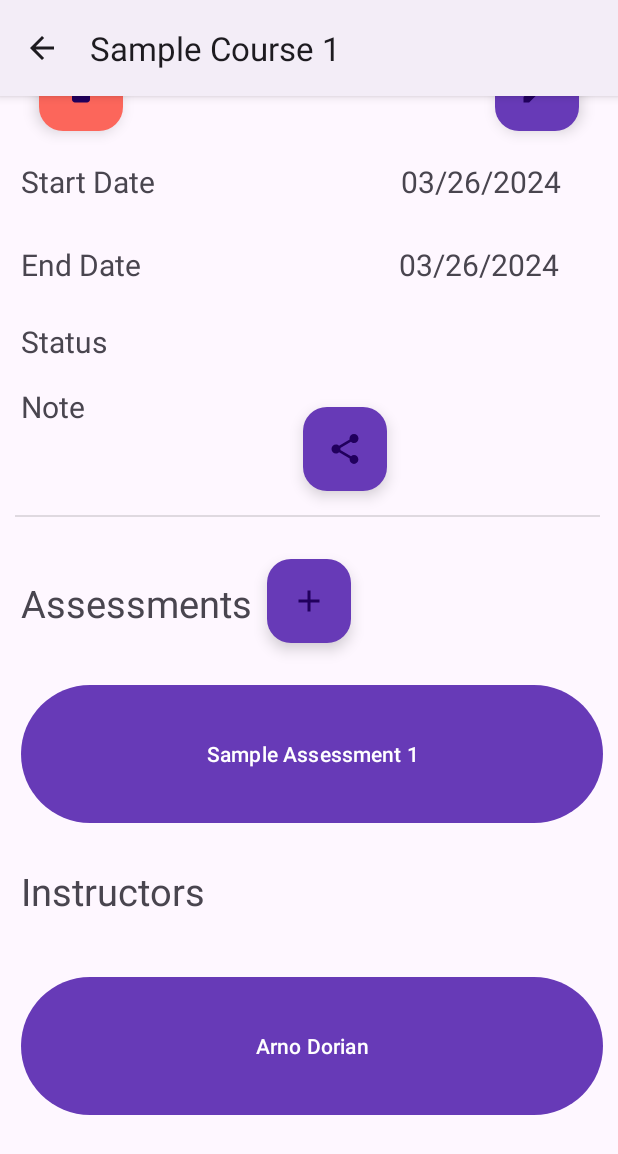
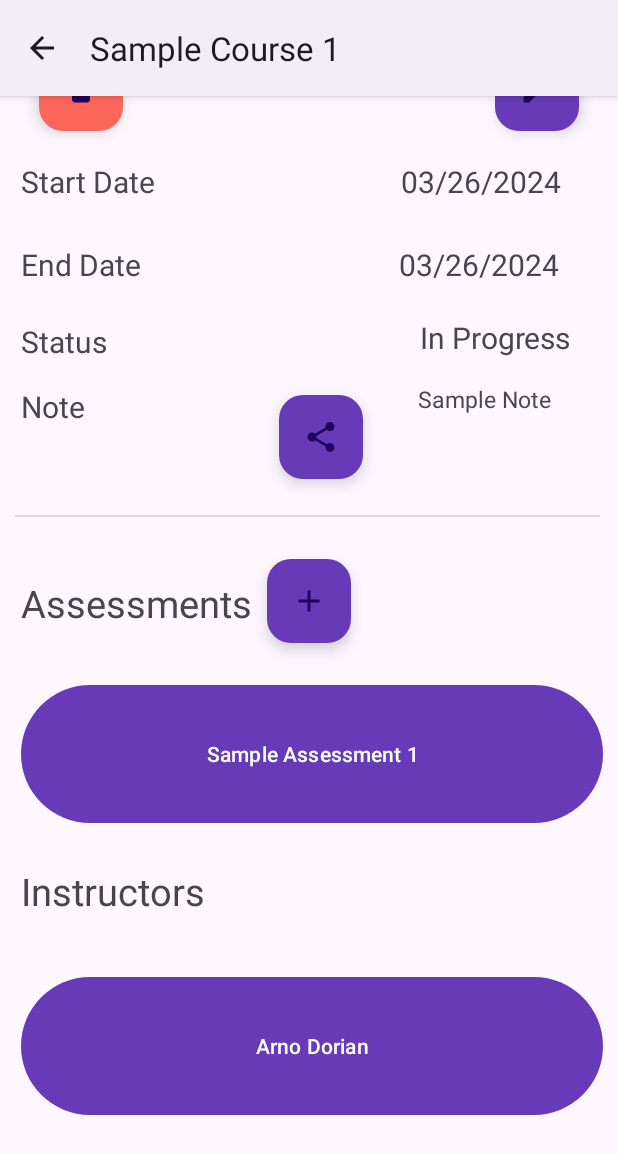
Before and after one commit to Xander180/SchoolTracker, an Android app: the CoursesListActivity screen opened directly, with no data from a screen before it, after a tap on an icon or button, on a phone screen of 412 x 824 dp. Shown: the top 1154 px of the screen. Run offline under Robolectric (Android 15) with nearby library versions, the phone set to English and light mode, and no system bars; our stand-ins replace Room's generated code.

Commit message:
Data transfers between CourseDetailsActivity and CourseEditActivity when needed

```diff
--- a/app/src/main/java/com/wguc196/schooltracker/UI/CourseAdapter.java
+++ b/app/src/main/java/com/wguc196/schooltracker/UI/CourseAdapter.java
@@ -42,7 +42,7 @@ public class CourseAdapter extends RecyclerView.Adapter<CourseAdapter.CourseView
                     intent.putExtra("title", current.getTitle());
                     intent.putExtra("startDate", TextFormatting.fullDateFormat.format(current.getStartDate()));
                     intent.putExtra("endDate", TextFormatting.fullDateFormat.format(current.getEndDate()));
-                    intent.putExtra("courseStatus", current.getCourseStatus());
+                    intent.putExtra("courseStatus", current.getCourseStatus().toString());
                     if (current.getNote() != null) {
                         intent.putExtra("note", current.getNote());
                     } else {
--- a/app/src/main/java/com/wguc196/schooltracker/database/SchoolDatabaseBuilder.java
+++ b/app/src/main/java/com/wguc196/schooltracker/database/SchoolDatabaseBuilder.java
@@ -17,7 +17,7 @@ import com.wguc196.schooltracker.entities.Instructor;
 import com.wguc196.schooltracker.entities.Term;
 import com.wguc196.schooltracker.helpers.DateConverter;
 
-@Database(entities = {Term.class, Course.class, Assessment.class, Instructor.class}, version = 3, exportSchema = false)
+@Database(entities = {Term.class, Course.class, Assessment.class, Instructor.class}, version = 4, exportSchema = false)
 @TypeConverters(DateConverter.class)
 public abstract class SchoolDatabaseBuilder extends RoomDatabase {
     public abstract TermDAO termDAO();
--- a/app/src/main/java/com/wguc196/schooltracker/helpers/SampleData.java
+++ b/app/src/main/java/com/wguc196/schooltracker/helpers/SampleData.java
@@ -38,9 +38,9 @@ public class SampleData {
     public static List<Course> getCourses() {
         List<Course> sampleCourses = new ArrayList<>();
 
-        sampleCourses.add(new Course(10000, SAMPLE_COURSE_TITLE + " 1", getDate(0), getDate(10), CourseStatus.IN_PROGRESS, "", 10000));
-        sampleCourses.add(new Course(10001, SAMPLE_COURSE_TITLE + " 2", getDate(-100), getDate(10), CourseStatus.IN_PROGRESS, "", 10001));
-        sampleCourses.add(new Course(10002, SAMPLE_COURSE_TITLE + " 3", getDate(-1000), getDate(10), CourseStatus.IN_PROGRESS, "", 10002));
+        sampleCourses.add(new Course(10000, SAMPLE_COURSE_TITLE + " 1", getDate(0), getDate(10), CourseStatus.IN_PROGRESS, "Sample Note", 10000));
+        sampleCourses.add(new Course(10001, SAMPLE_COURSE_TITLE + " 2", getDate(-100), getDate(10), CourseStatus.IN_PROGRESS, "Sample Note", 10001));
+        sampleCourses.add(new Course(10002, SAMPLE_COURSE_TITLE + " 3", getDate(-1000), getDate(10), CourseStatus.IN_PROGRESS, "Sample Note", 10002));
 
         return sampleCourses;
     }
--- a/app/src/main/res/layout/activity_course_details.xml
+++ b/app/src/main/res/layout/activity_course_details.xml
@@ -110,13 +110,12 @@
         android:id="@+id/courseNoteTextView"
         android:layout_width="114dp"
         android:layout_height="76dp"
-        android:layout_marginTop="244dp"
-        android:layout_marginEnd="20dp"
+        android:layout_marginTop="240dp"
         android:text=""
         android:textSize="15sp"
         app:layout_constraintEnd_toEndOf="parent"
-        app:layout_constraintHorizontal_bias="1.0"
-        app:layout_constraintStart_toEndOf="@+id/noteText"
+        app:layout_constraintHorizontal_bias="0.967"
+        app:layout_constraintStart_toStartOf="parent"
         app:layout_constraintTop_toTopOf="parent" />
 
     <TextView
@@ -198,8 +197,8 @@
         android:id="@+id/shareNoteButton"
         android:layout_width="wrap_content"
         android:layout_height="wrap_content"
-        android:layout_marginStart="192dp"
-        android:layout_marginTop="256dp"
+        android:layout_marginStart="176dp"
+        android:layout_marginTop="248dp"
         android:clickable="true"
         app:backgroundTint="#673AB7"
         app:layout_constraintStart_toStartOf="parent"
--- a/app/src/main/res/layout/activity_course_edit.xml
+++ b/app/src/main/res/layout/activity_course_edit.xml
@@ -86,7 +86,7 @@
         app:layout_constraintTop_toBottomOf="@+id/courseStatusText" />
 
     <EditText
-        android:id="@+id/courseNoteTextView"
+        android:id="@+id/courseNoteEditText"
         android:layout_width="363dp"
         android:layout_height="wrap_content"
         android:layout_marginStart="12dp"
```
Also changed, not shown: app/src/main/java/com/wguc196/schooltracker/UI/CourseDetailsActivity.java (+14 -0 lines), app/src/main/java/com/wguc196/schooltracker/UI/CourseEditActivity.java (+22 -5 lines).
